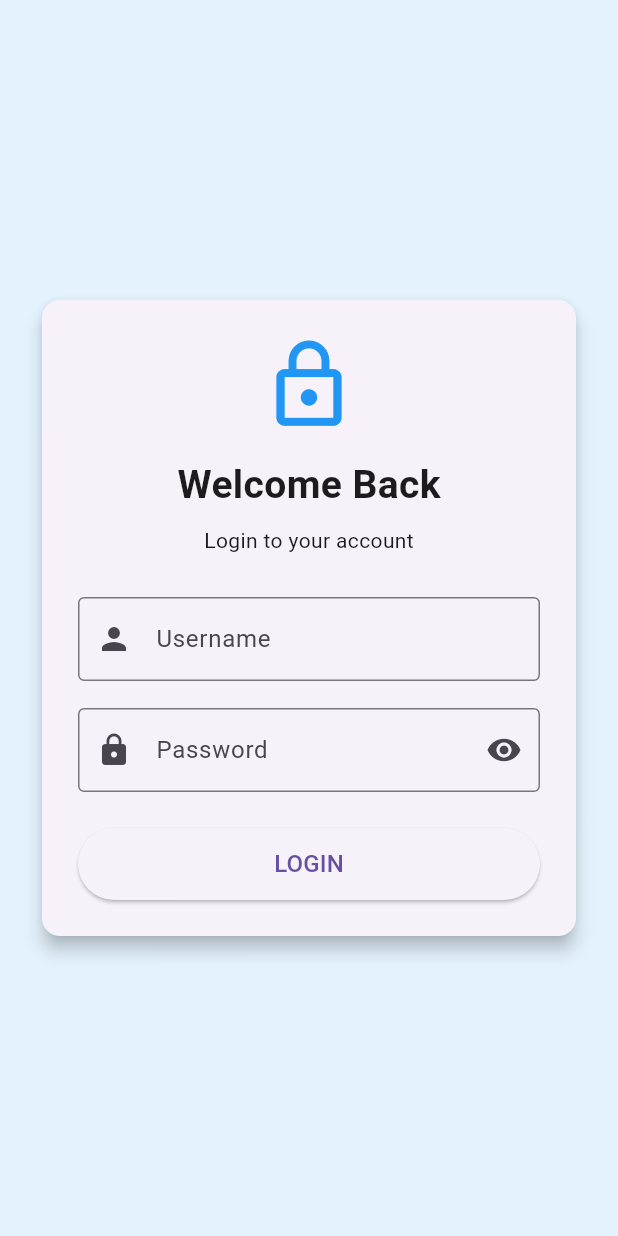
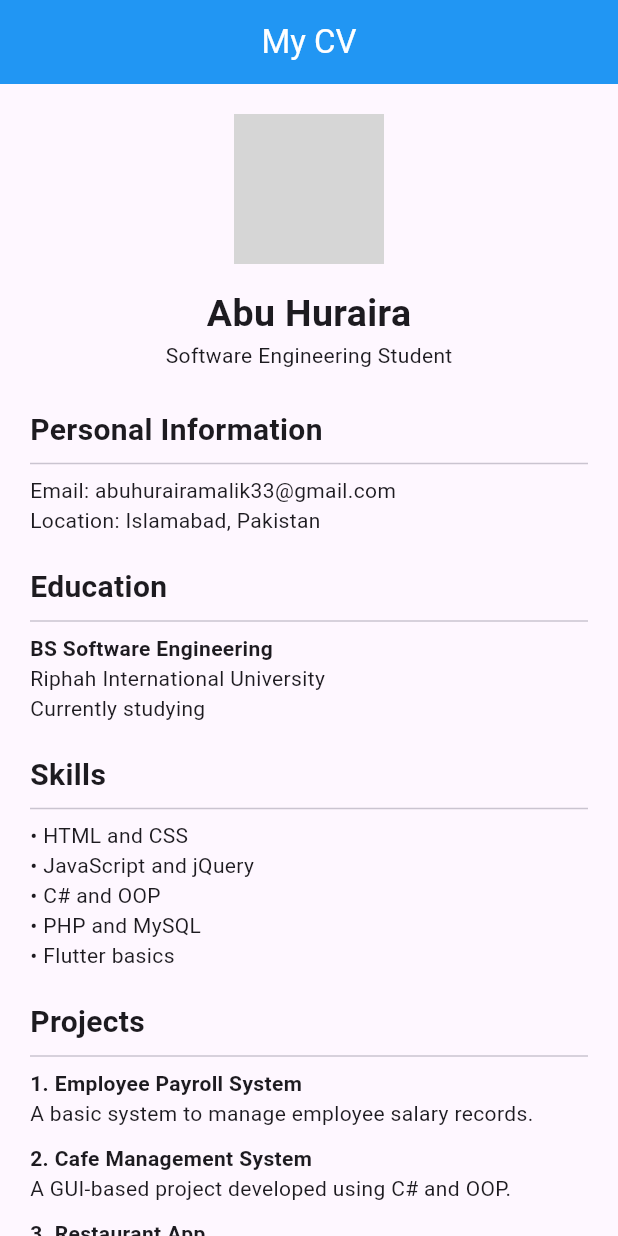
Before and after one commit to abuhuraira33/Restaurent-App, a Flutter app: the screen it shows after launch, on a phone screen of 412 x 824 dp. Run offline on Flutter 3.47's test engine with Material 3 defaults, Android fonts, the phone set to English and light mode, and no system bars; grey boxes are pictures that could not be loaded.

Commit message:
Add CV page and profile picture

```diff
--- /dev/null
+++ b/lib/cv.dart
@@ -0,0 +1,165 @@
+
+import 'package:flutter/material.dart';
+
+class CVPage extends StatelessWidget {
+  const CVPage({super.key});
+
+  @override
+  Widget build(BuildContext context) {
+    return Scaffold(
+      appBar: AppBar(
+        title: const Text('My CV'),
+        backgroundColor: Colors.blue,
+        foregroundColor: Colors.white,
+        centerTitle: true,
+      ),
+
+      body: SingleChildScrollView(
+        padding: const EdgeInsets.all(20),
+
+        child: Column(
+          crossAxisAlignment: CrossAxisAlignment.start,
+          children: [
+
+            const Center(
+              child: CircleAvatar(
+                radius: 50,
+                backgroundImage: AssetImage('assets/images/profile.jpg'),
+              ),
+            ),
+
+            const SizedBox(height: 15),
+
+            const Center(
+              child: Text(
+                'Abu Huraira',
+                style: TextStyle(
+                  fontSize: 25,
+                  fontWeight: FontWeight.bold,
+                ),
+              ),
+            ),
+
+            const Center(
+              child: Text('Software Engineering Student'),
+            ),
+
+            const SizedBox(height: 25),
+
+            const Text(
+              'Personal Information',
+              style: TextStyle(
+                fontSize: 20,
+                fontWeight: FontWeight.bold,
+              ),
+            ),
+
+            const Divider(),
+
+            const Text('Email: abuhurairamalik33@gmail.com'),
+            const Text('Location: Islamabad, Pakistan'),
+
+            const SizedBox(height: 20),
+
+            const Text(
+              'Education',
+              style: TextStyle(
+                fontSize: 20,
+                fontWeight: FontWeight.bold,
+              ),
+            ),
+
+            const Divider(),
+
+            const Text(
+              'BS Software Engineering',
+              style: TextStyle(fontWeight: FontWeight.bold),
+            ),
+
+            const Text('Riphah International University'),
+            const Text('Currently studying'),
+
+            const SizedBox(height: 20),
+
+            const Text(
+              'Skills',
+              style: TextStyle(
+                fontSize: 20,
+                fontWeight: FontWeight.bold,
+              ),
+            ),
+
+            const Divider(),
+
+            const Text('• HTML and CSS'),
+            const Text('• JavaScript and jQuery'),
+            const Text('• C# and OOP'),
+            const Text('• PHP and MySQL'),
+            const Text('• Flutter basics'),
+
+            const SizedBox(height: 20),
+
+            const Text(
+              'Projects',
+              style: TextStyle(
+                fontSize: 20,
+                fontWeight: FontWeight.bold,
+              ),
+            ),
+
+            const Divider(),
+
+            const Text(
+              '1. Employee Payroll System',
+              style: TextStyle(fontWeight: FontWeight.bold),
+            ),
+
+            const Text(
+              'A basic system to manage employee salary records.',
+            ),
+
+            const SizedBox(height: 10),
+
+            const Text(
+              '2. Cafe Management System',
+              style: TextStyle(fontWeight: FontWeight.bold),
+            ),
+
+            const Text(
+              'A GUI-based project developed using C# and OOP.',
+            ),
+
+            const SizedBox(height: 10),
+
+            const Text(
+              '3. Restaurant App',
+              style: TextStyle(fontWeight: FontWeight.bold),
+            ),
+
+            const Text(
+              'A Flutter app with a login page and food menu.',
+            ),
+
+            const SizedBox(height: 20),
+
+            const Text(
+              'Career Objective',
+              style: TextStyle(
+                fontSize: 20,
+                fontWeight: FontWeight.bold,
+              ),
+            ),
+
+            const Divider(),
+
+            const Text(
+              'To learn new technologies, improve my programming '
+                  'skills, and gain practical experience in software '
+                  'development.',
+            ),
+          ],
+        ),
+      ),
+    );
+  }
+}
--- a/lib/main.dart
+++ b/lib/main.dart
@@ -1,6 +1,6 @@
 import 'package:flutter/material.dart';
 import 'login.dart';
-
+import 'cv.dart';
 void main() {
   runApp(const RestaurantApp());
 }
@@ -13,7 +13,7 @@ class RestaurantApp extends StatelessWidget {
     return MaterialApp(
       debugShowCheckedModeBanner: false,
       title: 'My Restaurant',
-      home: const LoginPage(),
+      home: const CVPage(),
     );
   }
 }
```
